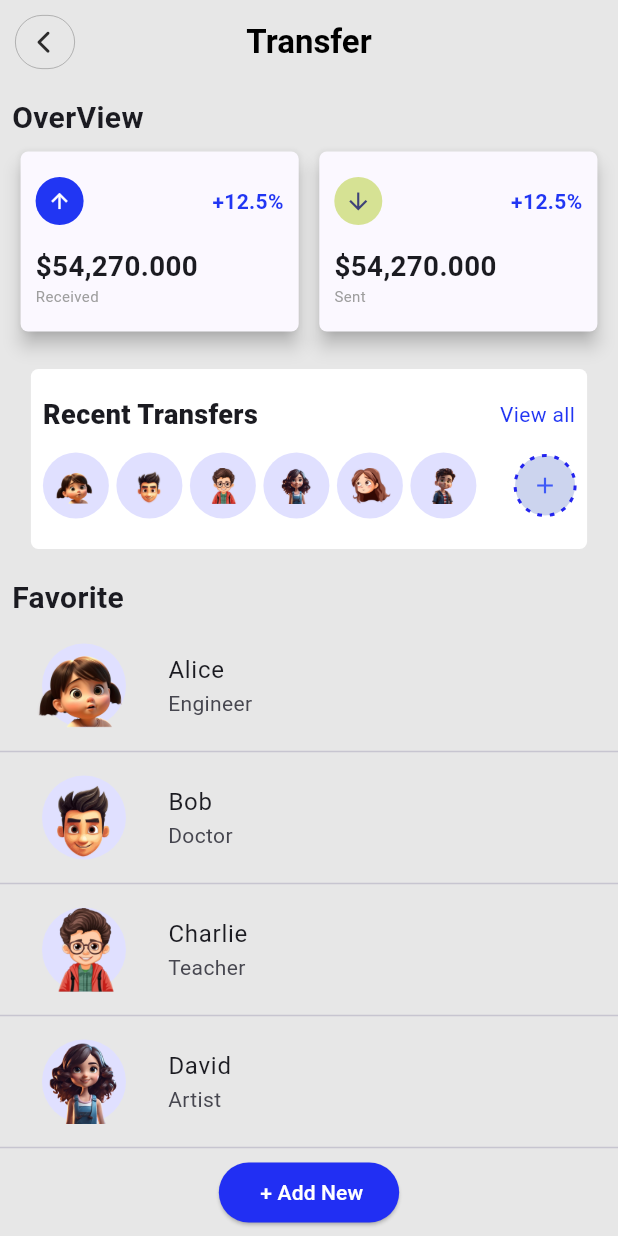
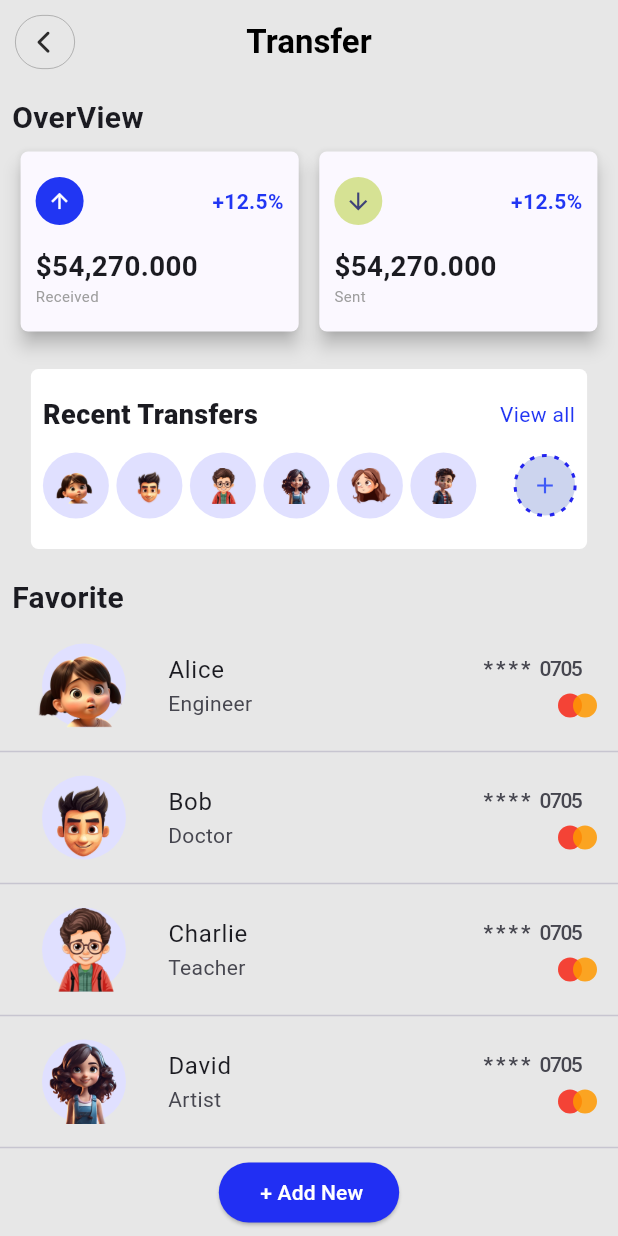
Before and after one commit to bharathiperumal17/Myprojects, a Flutter app: the TransferPage screen opened directly, on a phone screen of 412 x 824 dp. Run offline on Flutter 3.47's test engine with Material 3 defaults, Android fonts, the phone set to English and light mode, and no system bars; our stand-ins replace fl_chart, font_awesome_flutter, shared_preferences, syncfusion_flutter_charts; accounts and stored records are empty.

Commit message:
transferpageui

```diff
--- a/uicarddetails/lib/screens/transferpage.dart
+++ b/uicarddetails/lib/screens/transferpage.dart
@@ -1,5 +1,6 @@
 import 'package:accountui/model/heading.dart';
 import 'package:flutter/material.dart';
+import 'package:flutter/widgets.dart';
 import 'package:font_awesome_flutter/font_awesome_flutter.dart';
 
 class TransferPage extends StatefulWidget {
@@ -52,7 +53,6 @@ class _TransferPageState extends State<TransferPage> {
               style: TextStyle(fontSize: 20, fontWeight: FontWeight.w600),
             ),
           ),
-
           Row(
             mainAxisAlignment: MainAxisAlignment.spaceEvenly,
             children: [
@@ -238,14 +238,13 @@ class _TransferPageState extends State<TransferPage> {
           const SizedBox(
             height: 10,
           ),
-       const   Padding(
-            padding:  EdgeInsets.all(8.0),
-            child:  Text(
+          const Padding(
+            padding: EdgeInsets.all(8.0),
+            child: Text(
               'Favorite',
               style: TextStyle(fontSize: 20, fontWeight: FontWeight.w700),
             ),
           ),
-
           Expanded(
             // height: 300,
             child: ListView.separated(
@@ -259,6 +258,46 @@ class _TransferPageState extends State<TransferPage> {
                   ),
                   title: Text(people[index]['name'].toString()),
                   subtitle: Text(people[index]['job'].toString()),
+                  trailing: SizedBox(
+                    width: 70,
+                    child: Column(
+                      crossAxisAlignment: CrossAxisAlignment.end,
+                      mainAxisAlignment: MainAxisAlignment.spaceEvenly,
+                      children: [
+                      const Row(
+                        mainAxisAlignment: MainAxisAlignment.end,
+                        crossAxisAlignment: CrossAxisAlignment.end,
+                        children: [
+                          Text(
+                            '**** ',
+                            style: TextStyle(fontSize: 14,fontWeight: FontWeight.bold, letterSpacing: 2),
+                          ),
+                          Text(
+                            '0705',
+                            style: TextStyle(fontSize: 14, letterSpacing: -1),
+                          ),
+                        ],
+                      ),
+                        Stack(
+                        clipBehavior: Clip.none,
+                        alignment:Alignment.center ,
+                        children: [
+                          const CircleAvatar(
+                            backgroundColor: Colors.red,
+                            radius: 8,
+                          ),
+                          Positioned(
+                            left: 10,
+                            child: CircleAvatar(
+                              backgroundColor:
+                                  Colors.orange.withOpacity(0.85),
+                              radius: 8,
+                            ),
+                          ),
+                        ],
+                      ),
+                    ]),
+                  ),
                 );
               },
             ),
```
